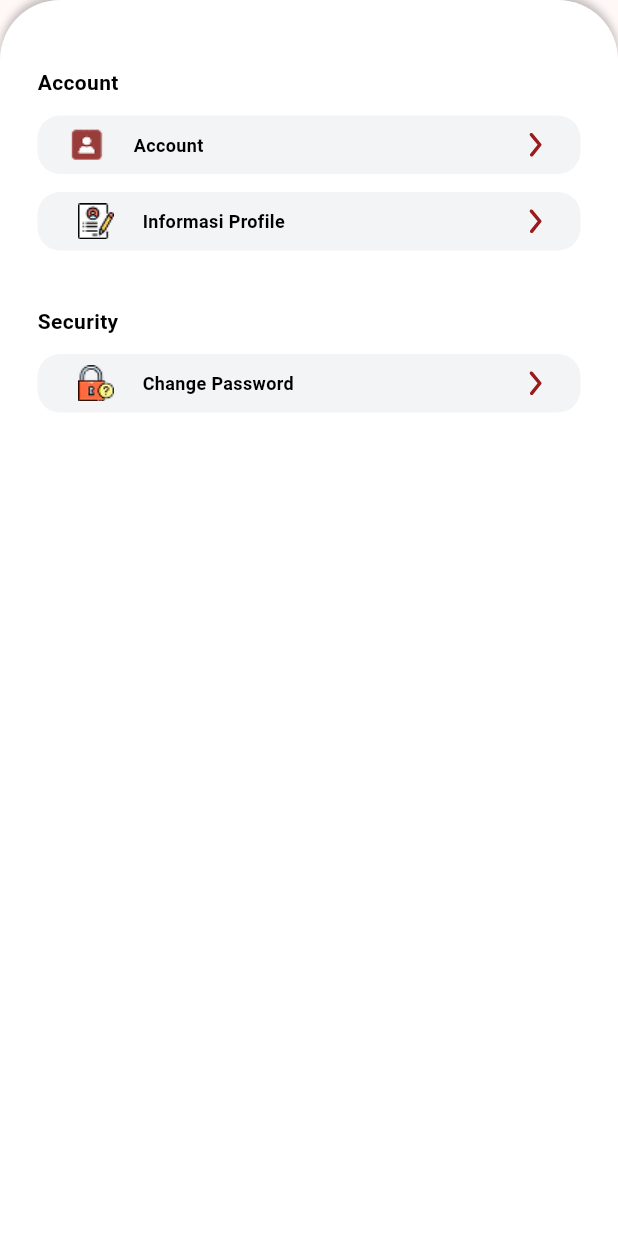
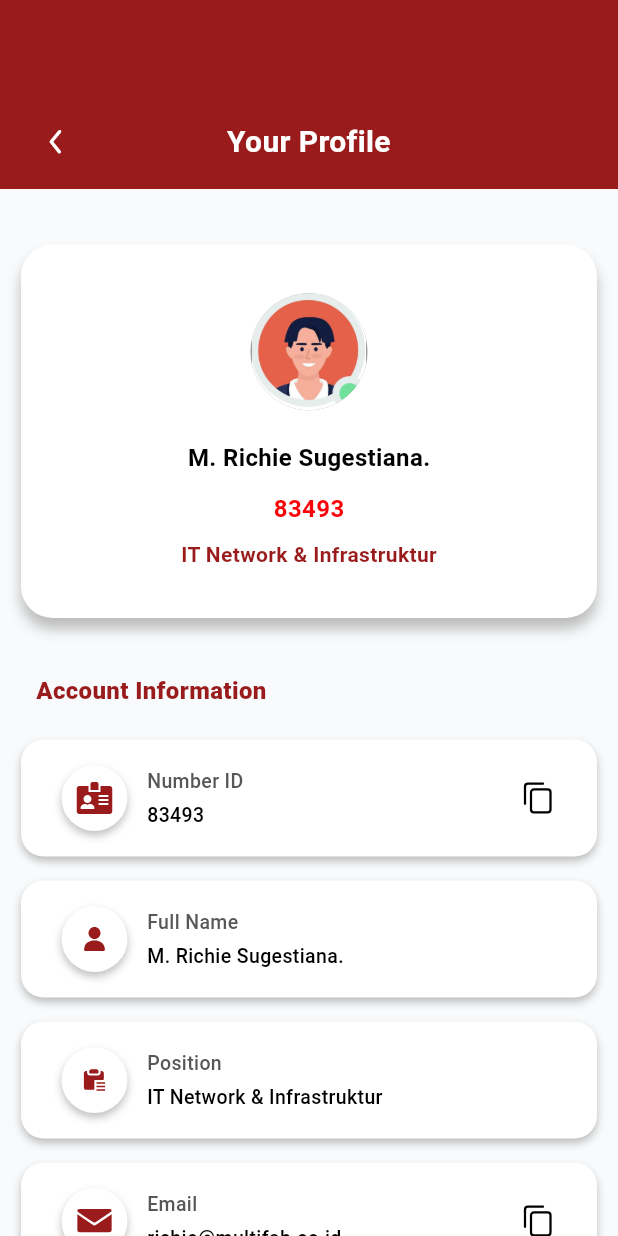
Before and after one commit to aleronmaulanaa/Mobile-SmileMultifab, a Flutter app: the ProfileMenuSection widget shown alone on an empty page, opened directly, after a tap on "Account", on a phone screen of 412 x 824 dp. Run offline on Flutter 3.47's test engine with Material 3 defaults, Android fonts, the phone set to English and light mode, and no system bars; our stand-ins replace connectivity_plus, flutter_svg; network calls fail; Roboto replaces fonts that are missing (Poppins).

Commit message:
account: menambahkan tampilan halaman account

```diff
--- /dev/null
+++ b/lib/features/profile/screens/account_screen.dart
@@ -0,0 +1,223 @@
+import 'package:flutter/material.dart';
+import 'package:flutter/services.dart';
+import 'package:flutter_svg/flutter_svg.dart';
+import 'package:mobile_smile_multifab/features/profile/widgets/account_info_card.dart';
+
+class AccountScreen extends StatelessWidget {
+  const AccountScreen({super.key});
+
+  @override
+  Widget build(BuildContext context) {
+    // Data Dummy (Bisa diganti data asli nanti)
+    final String photoUrl =
+        "https://scontent-cgk2-1.cdninstagram.com/v/t51.2885-19/583200018_18367273294084132_5580250522120237473_n.jpg?efg=eyJ2ZW5jb2RlX3RhZyI6InByb2ZpbGVfcGljLmRqYW5nby4xMDgwLmMyIn0&_nc_ht=scontent-cgk2-1.cdninstagram.com&_nc_cat=104&_nc_oc=Q6cZ2QFUHV5MIMHQpwgpukY2oKbL4xJSdljTuioWaEMmkbDlefuKfo3TT1WJutYLmDiDUYA&_nc_ohc=doa6If38FpoQ7kNvwGbQ-30&_nc_gid=IffLnhmnXQE7k1TC0oEEwA&edm=AP4sbd4BAAAA&ccb=7-5&oh=00_Afo-q0wEwJnbQeErrNBpjefyIJ0asVmsjQsMjIrcQc86ew&oe=69761B8F&_nc_sid=7a9f4b"; // Gunakan URL atau Asset
+
+    return AnnotatedRegion<SystemUiOverlayStyle>(
+      // MENGUBAH STATUS BAR MENJADI PUTIH (ICON)
+      value: const SystemUiOverlayStyle(
+        statusBarColor:
+            Colors.transparent, // Transparan agar warna header terlihat
+        statusBarIconBrightness:
+            Brightness.light, // Icon putih (untuk background gelap)
+        statusBarBrightness: Brightness.dark, // Untuk iOS
+      ),
+      child: Scaffold(
+        backgroundColor: const Color(
+            0xFFF9FAFB), // Background abu sangat muda agar card putih terlihat
+        body: Column(
+          children: [
+            // ===========================
+            // 1. HEADER MERAH
+            // ===========================
+            Container(
+              width: double.infinity,
+              height: 126,
+              color: const Color(0xFF991B1C),
+              padding: const EdgeInsets.only(bottom: 17, left: 24, right: 24),
+              alignment: Alignment.bottomCenter,
+              child: Row(
+                children: [
+                  // Tombol Back
+                  GestureDetector(
+                    onTap: () => Navigator.pop(context),
+                    child: SvgPicture.asset(
+                      'assets/icons/ic_arrow_left_white.svg', // Pastikan aset ada
+                      width: 27,
+                      height: 27,
+                      colorFilter:
+                          const ColorFilter.mode(Colors.white, BlendMode.srcIn),
+                    ),
+                  ),
+
+                  // Text Your Profile (Expanded agar benar-benar di tengah)
+                  Expanded(
+                    child: Text(
+                      'Your Profile',
+                      textAlign: TextAlign.center,
+                      style: const TextStyle(
+                        fontFamily: 'Poppins',
+                        fontWeight: FontWeight.bold,
+                        fontSize: 20,
+                        color: Colors.white,
+                      ),
+                    ),
+                  ),
+
+                  // Dummy SizedBox agar Text benar-benar di tengah (menyeimbangkan tombol back)
+                  const SizedBox(width: 27),
+                ],
+              ),
+            ),
+
+            // ===========================
+            // 2. BODY SCROLLABLE
+            // ===========================
+            Expanded(
+              child: SingleChildScrollView(
+                physics: const BouncingScrollPhysics(),
+                child: Column(
+                  children: [
+                    const SizedBox(height: 37), // Jarak Header ke Card Profile
+
+                    // --- CARD PROFILE UTAMA ---
+                    Container(
+                      width: 384,
+                      height: 249,
+                      decoration: BoxDecoration(
+                        color: Colors.white,
+                        borderRadius: BorderRadius.circular(21),
+                        boxShadow: [
+                          BoxShadow(
+                            color: Colors.black.withOpacity(0.25),
+                            offset: const Offset(0, 7),
+                            blurRadius: 7,
+                          ),
+                        ],
+                      ),
+                      child: Column(
+                        mainAxisAlignment: MainAxisAlignment.center,
+                        children: [
+                          // Foto Profile
+                          Container(
+                            width: 78,
+                            height: 78,
+                            decoration: const BoxDecoration(
+                              shape: BoxShape.circle,
+                              color: Colors.grey, // Placeholder
+                            ),
+                            child: ClipOval(
+                              child: Image.network(
+                                photoUrl,
+                                fit: BoxFit.cover,
+                                errorBuilder: (ctx, _, __) => Image.asset(
+                                    'assets/images/common/default-user.jpg'),
+                              ),
+                            ),
+                          ),
+                          const SizedBox(height: 20),
+
+                          // Nama
+                          const Text(
+                            'M. Richie Sugestiana.',
+                            style: TextStyle(
+                              fontFamily: 'Poppins',
+                              fontWeight: FontWeight.bold,
+                              fontSize: 16,
+                              color: Colors.black,
+                            ),
+                          ),
+                          const SizedBox(height: 11),
+
+                          // ID (Merah Terang)
+                          const Text(
+                            '83493',
+                            style: TextStyle(
+                              fontFamily: 'Poppins',
+                              fontWeight: FontWeight.w600, // Semibold
+                              fontSize: 16,
+                              color: Color(0xFFFA0007),
+                            ),
+                          ),
+                          const SizedBox(height: 9),
+
+                          // Posisi (Merah Gelap)
+                          const Text(
+                            'IT Network & Infrastruktur',
+                            style: TextStyle(
+                              fontFamily: 'Poppins',
+                              fontWeight: FontWeight.w600,
+                              fontSize: 14,
+                              color: Color(0xFF991B1C),
+                            ),
+                          ),
+                        ],
+                      ),
+                    ),
+
+                    const SizedBox(
+                        height: 37), // Jarak Card Profile ke Judul Account Info
+
+                    // --- JUDUL SECTION ---
+                    const Padding(
+                      padding: EdgeInsets.symmetric(
+                          horizontal: 24), // Align dengan layout
+                      child: Align(
+                        alignment: Alignment.centerLeft,
+                        child: Text(
+                          'Account Information',
+                          style: TextStyle(
+                            fontFamily: 'Poppins',
+                            fontWeight: FontWeight.w800, // ExtraBold
+                            fontSize: 16,
+                            color: Color(0xFF991B1C),
+                          ),
+                        ),
+                      ),
+                    ),
+
+                    const SizedBox(
+                        height: 21), // Jarak Judul ke Card Informasi Pertama
+
+                    // --- LIST INFORMASI ---
+                    const AccountInfoCard(
+                      iconPath:
+                          'assets/icons/ic_card_id.svg', // Ganti sesuai aset
+                      title: 'Number ID',
+                      value: '83493',
+                      showCopyIcon: true,
+                    ),
+
+                    const AccountInfoCard(
+                      iconPath: 'assets/icons/ic_user.svg',
+                      title: 'Full Name',
+                      value: 'M. Richie Sugestiana.',
+                      showCopyIcon:
+                          false, // Tidak ada copy icon di desain untuk nama
+                    ),
+
+                    const AccountInfoCard(
+                      iconPath: 'assets/icons/ic_briefcase.svg',
+                      title: 'Position',
+                      value: 'IT Network & Infrastruktur',
+                      showCopyIcon: false,
+                    ),
+
+                    const AccountInfoCard(
+                      iconPath: 'assets/icons/ic_email.svg',
+                      title: 'Email',
+                      value: 'richie@multifab.co.id', // Contoh email
+                      showCopyIcon: true,
+                    ),
+
+                    const SizedBox(
+                        height: 50), // Padding bawah agar scroll tidak mentok
+                  ],
+                ),
+              ),
+            ),
+          ],
+        ),
+      ),
+    );
+  }
+}
--- /dev/null
+++ b/lib/features/profile/widgets/account_info_card.dart
@@ -0,0 +1,121 @@
+import 'package:flutter/material.dart';
+import 'package:flutter_svg/flutter_svg.dart';
+
+class AccountInfoCard extends StatelessWidget {
+  final String iconPath;
+  final String title;
+  final String value;
+  final bool showCopyIcon;
+  final VoidCallback? onCopyTap;
+
+  const AccountInfoCard({
+    super.key,
+    required this.iconPath,
+    required this.title,
+    required this.value,
+    this.showCopyIcon = false,
+    this.onCopyTap,
+  });
+
+  @override
+  Widget build(BuildContext context) {
+    return Container(
+      width: 384,
+      height: 78,
+      margin: const EdgeInsets.only(bottom: 16), // Jarak antar kartu
+      padding: const EdgeInsets.symmetric(horizontal: 27, vertical: 17),
+      decoration: BoxDecoration(
+        color: Colors.white,
+        borderRadius: BorderRadius.circular(15),
+        boxShadow: [
+          BoxShadow(
+            color: Colors.black.withOpacity(0.25),
+            offset: const Offset(0, 3),
+            blurRadius: 4,
+          ),
+        ],
+      ),
+      child: Row(
+        crossAxisAlignment: CrossAxisAlignment.center,
+        children: [
+          // ===========================
+          // 1. ICON BULAT KIRI
+          // ===========================
+          Container(
+            width: 44,
+            height: 44,
+            padding: const EdgeInsets.all(10), // Padding dalam 10
+            decoration: BoxDecoration(
+              color: Colors.white,
+              borderRadius: BorderRadius.circular(22), // Radius 22 (Lingkaran)
+              boxShadow: [
+                BoxShadow(
+                  color: Colors.black.withOpacity(0.25),
+                  offset: const Offset(0, 3),
+                  blurRadius: 4,
+                ),
+              ],
+            ),
+            child: SvgPicture.asset(
+              iconPath,
+              width: 24,
+              height: 24,
+              fit: BoxFit.contain,
+            ),
+          ),
+
+          const SizedBox(width: 13), // Jarak icon ke text
+
+          // ===========================
+          // 2. TEXT SECTION
+          // ===========================
+          Expanded(
+            child: Column(
+              crossAxisAlignment: CrossAxisAlignment.start,
+              mainAxisAlignment: MainAxisAlignment.center,
+              children: [
+                Text(
+                  title,
+                  style: const TextStyle(
+                    fontFamily: 'Poppins',
+                    fontWeight: FontWeight.w500, // Medium
+                    fontSize: 13,
+                    color: Color(0xFF575757),
+                  ),
+                ),
+                const SizedBox(height: 4), // Jarak antar text
+                Text(
+                  value,
+                  maxLines: 1,
+                  overflow: TextOverflow.ellipsis,
+                  style: const TextStyle(
+                    fontFamily: 'Poppins',
+                    fontWeight: FontWeight.w500, // Medium
+                    fontSize: 13,
+                    color: Colors.black,
+                  ),
+                ),
+              ],
+            ),
+          ),
+
+          // ===========================
+          // 3. COPY ICON (KANAN)
+          // ===========================
+          if (showCopyIcon)
+            GestureDetector(
+              onTap: onCopyTap,
+              child: Padding(
+                padding: const EdgeInsets.only(left: 10),
+                child: SvgPicture.asset(
+                  'assets/icons/ic_copy.svg', // Pastikan icon ini ada
+                  width: 24,
+                  height: 23,
+                ),
+              ),
+            ),
+        ],
+      ),
+    );
+  }
+}
--- a/lib/features/profile/widgets/profile_menu_section.dart
+++ b/lib/features/profile/widgets/profile_menu_section.dart
@@ -178,6 +178,7 @@
 
 import 'package:flutter/material.dart';
 import 'package:flutter_svg/flutter_svg.dart';
+import 'package:mobile_smile_multifab/features/profile/screens/account_screen.dart';
 
 class ProfileMenuSection extends StatelessWidget {
   const ProfileMenuSection({super.key});
@@ -239,7 +240,29 @@ class ProfileMenuSection extends StatelessWidget {
                   iconPath: 'assets/images/profile/account.png',
                   label: 'Account',
                   iconSize: 32,
-                  onTap: () {},
+                  onTap: () {
+                    Navigator.of(context).push(
+                      PageRouteBuilder(
+                        pageBuilder: (context, animation, secondaryAnimation) =>
+                            const AccountScreen(),
+                        transitionsBuilder:
+                            (context, animation, secondaryAnimation, child) {
+                          // Animasi Slide dari Kanan ke Kiri
+                          const begin = Offset(1.0, 0.0);
+                          const end = Offset.zero;
+                          const curve = Curves.easeOut;
+
+                          var tween = Tween(begin: begin, end: end)
+                              .chain(CurveTween(curve: curve));
+
+                          return SlideTransition(
+                            position: animation.drive(tween),
+                            child: child,
+                          );
+                        },
+                      ),
+                    );
+                  },
                 ),
                 const SizedBox(height: 12),
 
```
Also changed, not shown: assets/icons/ic_arrow_left_white.svg (added), assets/icons/ic_briefcase.svg (added), assets/icons/ic_card_id.svg (added), assets/icons/ic_copy.svg (added), assets/icons/ic_email.svg (added), assets/icons/ic_user.svg (added).
